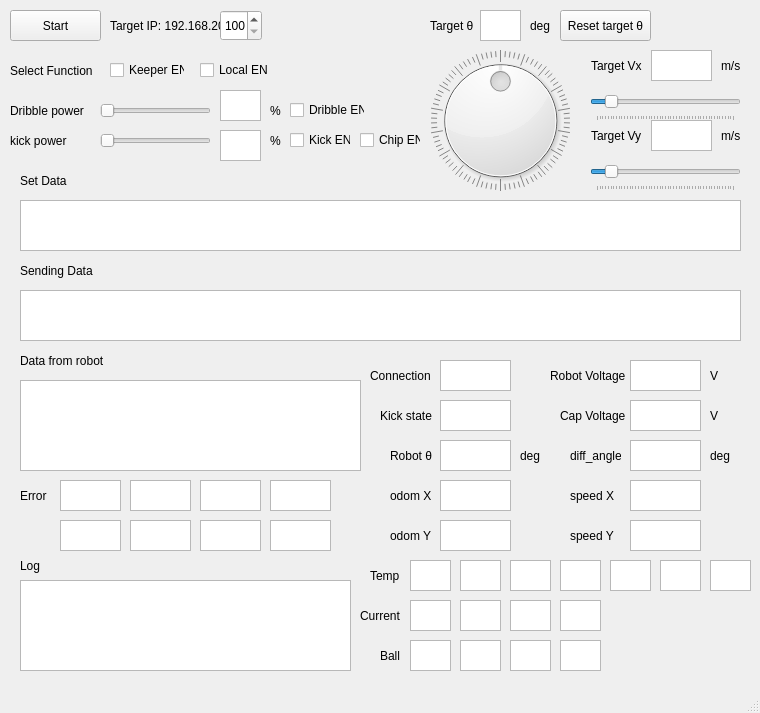
ibis-ssl/GUI_Qt, file Qt Communication Tester/Qt_Communication_Tester/qt_communication_tester.ui: the form before one commit.
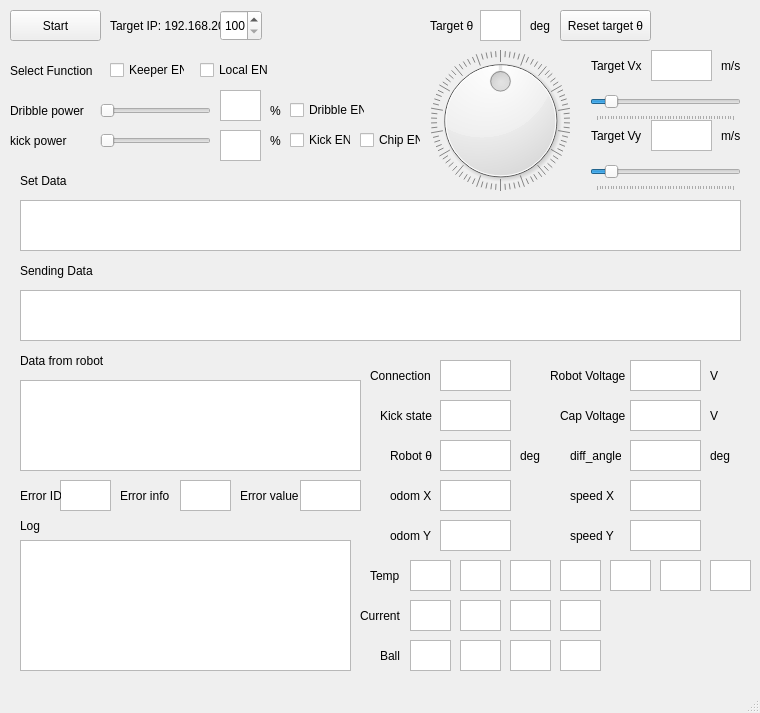
The form after the commit.

```diff
--- a/Qt Communication Tester/Qt_Communication_Tester/qt_communication_tester.ui
+++ b/Qt Communication Tester/Qt_Communication_Tester/qt_communication_tester.ui
@@ -145,9 +145,9 @@
     <property name="geometry">
      <rect>
       <x>20</x>
-      <y>580</y>
+      <y>540</y>
       <width>331</width>
-      <height>91</height>
+      <height>131</height>
      </rect>
     </property>
    </widget>
@@ -155,7 +155,7 @@
     <property name="geometry">
      <rect>
       <x>20</x>
-      <y>550</y>
+      <y>510</y>
       <width>41</width>
       <height>31</height>
      </rect>
@@ -874,7 +874,7 @@
      <rect>
       <x>60</x>
       <y>480</y>
-      <width>61</width>
+      <width>51</width>
       <height>31</height>
      </rect>
     </property>
@@ -884,20 +884,20 @@
      <rect>
       <x>20</x>
       <y>480</y>
-      <width>31</width>
+      <width>41</width>
       <height>31</height>
      </rect>
     </property>
     <property name="text">
-     <string>Error</string>
+     <string>Error ID</string>
     </property>
    </widget>
    <widget class="QTextBrowser" name="show_error1">
     <property name="geometry">
      <rect>
-      <x>130</x>
+      <x>180</x>
       <y>480</y>
-      <width>61</width>
+      <width>51</width>
       <height>31</height>
      </rect>
     </property>
@@ -905,63 +905,13 @@
    <widget class="QTextBrowser" name="show_error2">
     <property name="geometry">
      <rect>
-      <x>200</x>
+      <x>300</x>
       <y>480</y>
       <width>61</width>
       <height>31</height>
      </rect>
     </property>
    </widget>
-   <widget class="QTextBrowser" name="show_error3">
-    <property name="geometry">
-     <rect>
-      <x>130</x>
-      <y>520</y>
-      <width>61</width>
-      <height>31</height>
-     </rect>
-    </property>
-   </widget>
-   <widget class="QTextBrowser" name="show_error4">
-    <property name="geometry">
-     <rect>
-      <x>60</x>
-      <y>520</y>
-      <width>61</width>
-      <height>31</height>
-     </rect>
-    </property>
-   </widget>
-   <widget class="QTextBrowser" name="show_error5">
-    <property name="geometry">
-     <rect>
-      <x>270</x>
-      <y>480</y>
-      <width>61</width>
-      <height>31</height>
-     </rect>
-    </property>
-   </widget>
-   <widget class="QTextBrowser" name="show_error7">
-    <property name="geometry">
-     <rect>
-      <x>270</x>
-      <y>520</y>
-      <width>61</width>
-      <height>31</height>
-     </rect>
-    </property>
-   </widget>
-   <widget class="QTextBrowser" name="show_error6">
-    <property name="geometry">
-     <rect>
-      <x>200</x>
-      <y>520</y>
-      <width>61</width>
-      <height>31</height>
-     </rect>
-    </property>
-   </widget>
    <widget class="QTextBrowser" name="show_ball1">
     <property name="geometry">
      <rect>
@@ -1087,6 +1037,32 @@
      <string>deg</string>
     </property>
    </widget>
+   <widget class="QLabel" name="label_39">
+    <property name="geometry">
+     <rect>
+      <x>240</x>
+      <y>480</y>
+      <width>61</width>
+      <height>31</height>
+     </rect>
+    </property>
+    <property name="text">
+     <string>Error value</string>
+    </property>
+   </widget>
+   <widget class="QLabel" name="label_40">
+    <property name="geometry">
+     <rect>
+      <x>120</x>
+      <y>480</y>
+      <width>51</width>
+      <height>31</height>
+     </rect>
+    </property>
+    <property name="text">
+     <string>Error info</string>
+    </property>
+   </widget>
   </widget>
   <widget class="QMenuBar" name="menubar">
    <property name="geometry">
```
